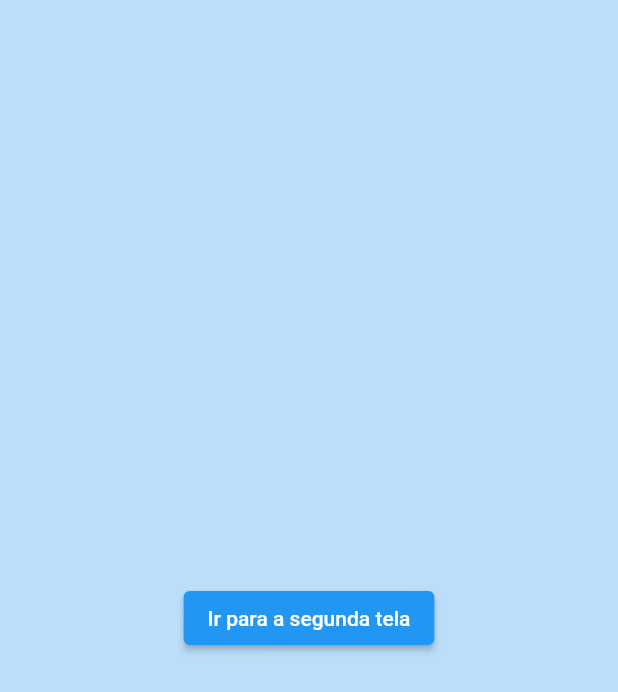
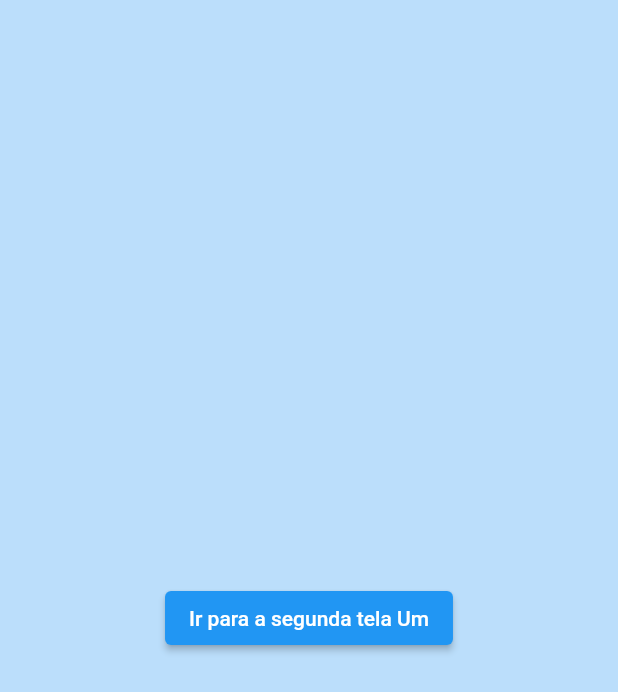
Before and after one commit to np4checo/flutter.archives, a Flutter app: the screen it shows after launch, on a phone screen of 412 x 824 dp. Shown: the top 692 px of the screen. Run offline on Flutter 3.47's test engine with Material 2 defaults, Android fonts, the light colour scheme and no system bars.

Commit message:
parameters-pass

```diff
--- a/navegation/lib/main.dart
+++ b/navegation/lib/main.dart
@@ -1,4 +1,3 @@
-import 'package:flutter/cupertino.dart';
 import 'package:flutter/material.dart';
 import 'package:navegation/pages/page_one.dart';
 
@@ -13,7 +12,7 @@ class MyApp extends StatelessWidget {
   Widget build(BuildContext context) {
     return const MaterialApp(
       debugShowCheckedModeBanner: false,
-      home: PageOne(),
+      home: PageOne(args: "Um"),
     );
   }
 }
--- a/navegation/lib/pages/page_one.dart
+++ b/navegation/lib/pages/page_one.dart
@@ -1,11 +1,9 @@
 import 'package:flutter/material.dart';
-import 'package:flutter/src/widgets/basic.dart';
-import 'package:flutter/src/widgets/container.dart';
-import 'package:flutter/src/widgets/framework.dart';
 import 'package:navegation/pages/page_two.dart';
 
 class PageOne extends StatelessWidget {
-  const PageOne({super.key});
+  final String args;
+  const PageOne({super.key, required this.args});
 
   @override
   Widget build(BuildContext context) {
@@ -14,10 +12,12 @@ class PageOne extends StatelessWidget {
       child: Center(
           child: ElevatedButton(
         onPressed: () {
-          Navigator.of(context)
-              .push(MaterialPageRoute(builder: (context) => const PageTwo()));
+          Navigator.of(context).push(MaterialPageRoute(
+              builder: (context) => const PageTwo(
+                    args2: 'Dois',
+                  )));
         },
-        child: const Text("Ir para a segunda tela"),
+        child: Text("Ir para a segunda tela $args"),
       )),
     );
   }
```
Also changed, not shown: navegation/lib/pages/page_two.dart (+3 -5 lines).
